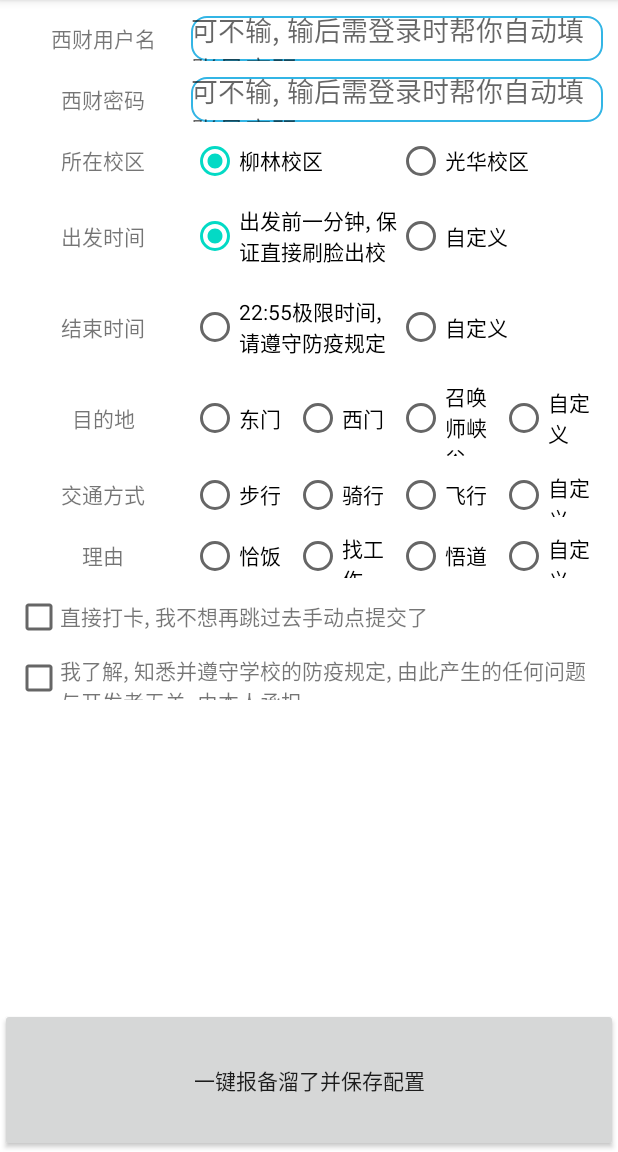
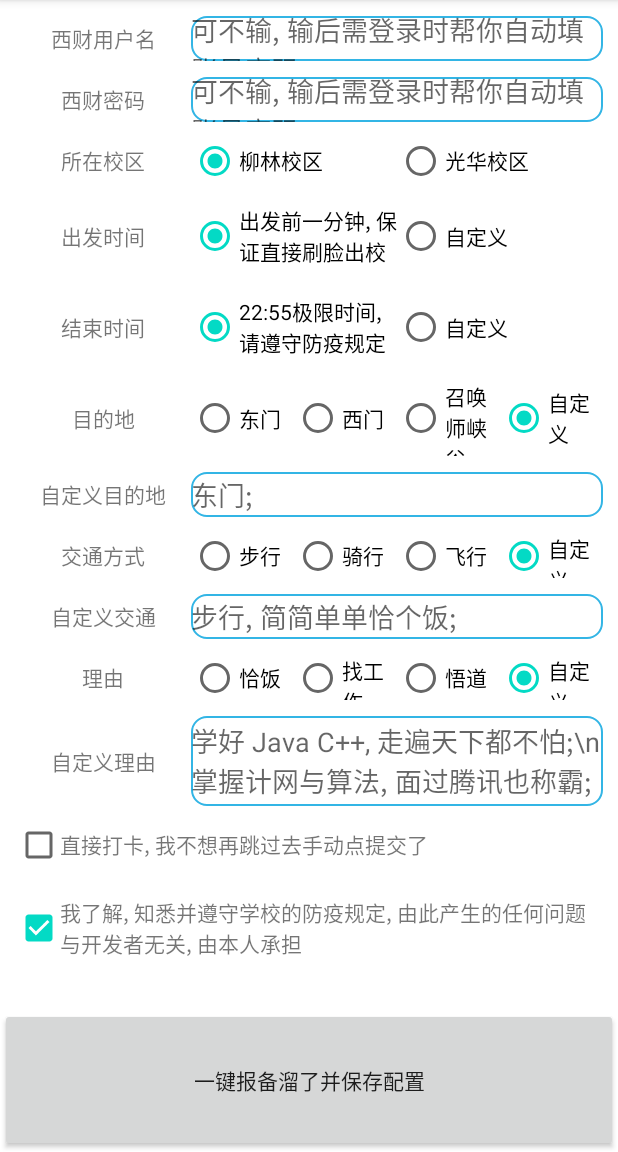
Before and after one commit to MilitaryIntelligence6/SWUFEAutoReportSystem, an Android app: the screen it shows after launch (MainActivity), on a phone screen of 412 x 824 dp, the part 84-1236 px from its top. Run offline under Robolectric (Android 15) with nearby library versions, the phone set to English and light mode, and no system bars; our stand-ins replace data binding; libraries missing offline, so code that uses them is left out: com.xuexiang.xui; 1 statement that could not run was skipped.

Commit message:
优化逻辑;

```diff
--- a/app/src/main/java/cn/misection/autoreport/ui/activity/MainActivity.java
+++ b/app/src/main/java/cn/misection/autoreport/ui/activity/MainActivity.java
@@ -5,7 +5,9 @@ import android.os.Bundle;
 import android.text.Editable;
 import android.text.TextWatcher;
 import android.view.View;
+import android.widget.CompoundButton;
 import android.widget.RadioGroup;
+import android.widget.TimePicker;
 
 import androidx.appcompat.app.AppCompatActivity;
 import androidx.databinding.DataBindingUtil;
@@ -20,6 +22,7 @@ import cn.misection.autoreport.entity.ReportInfo;
 import cn.misection.autoreport.entity.SwufeUser;
 import cn.misection.autoreport.util.stringutil.StringUtil;
 import cn.misection.autoreport.util.timeutil.HourMinuteUnit;
+import cn.misection.autoreport.util.uiutil.VisibilityChecker;
 
 /**
  * @author Administrator
@@ -63,7 +66,7 @@ public class MainActivity extends AppCompatActivity {
     private void initUI() {
         initStartTimePicker();
         initEndTimePicker();
-        initRadioButtonState();
+        initCheckVisibility();
     }
 
     private void initData() {
@@ -81,9 +84,27 @@ public class MainActivity extends AppCompatActivity {
         flushEndTimePicker();
     }
 
-    private void initRadioButtonState() {
-        mBinding.campusLiulinRadioButton.setChecked(true);
-        mBinding.defaultStartTimeOneminagoRadioButton.setChecked(true);
+    private void initCheckVisibility() {
+        VisibilityChecker.check(
+                mBinding.customStartTimeLayout,
+                mBinding.startTimeShowCustomRadioButton
+        );
+        VisibilityChecker.check(
+                mBinding.customEndTimeLayout,
+                mBinding.endTimeShowCustomRadioButton
+        );
+        VisibilityChecker.check(
+                mBinding.customDestinationLayout,
+                mBinding.destinationShowCustomRadioButton
+        );
+        VisibilityChecker.check(
+                mBinding.customTransportationLayout,
+                mBinding.transportationShowCustomRadioButton
+        );
+        VisibilityChecker.check(
+                mBinding.customReasonLayout,
+                mBinding.reasonShowCustomRadioButton
+        );
     }
 
     private void initActionListener() {
@@ -124,7 +145,7 @@ public class MainActivity extends AppCompatActivity {
         );
 
         mBinding.campusRadioGroup.setOnCheckedChangeListener(
-                (group, checkedId) -> {
+                (RadioGroup group, int checkedId) -> {
                     switch (checkedId) {
                         case R.id.campus_liulin_radio_button:
                             mReportInfo.setCampus(Campus.LIU_LIN);
@@ -139,56 +160,42 @@ public class MainActivity extends AppCompatActivity {
         );
 
         mBinding.startTimeRadioGroup.setOnCheckedChangeListener(
-                (group, checkedId) -> {
+                (RadioGroup group, int checkedId) -> {
                     mReportInfo.setStartTime(HourMinuteUnit.timePrevMinutesUnit(1).toFormatString());
-                    switch (checkedId) {
-                        case R.id.default_start_time_oneminago_radio_button:
-                            mBinding.customStartTimeLayout.setVisibility(View.GONE);
-                            break;
-                        case R.id.start_time_show_custom_radio_button:
-                            mBinding.customStartTimeLayout.setVisibility(View.VISIBLE);
-                            break;
-                        default:
-                            break;
-                    }
+                    VisibilityChecker.check(
+                            mBinding.customStartTimeLayout,
+                            mBinding.startTimeShowCustomRadioButton
+                    );
                 }
         );
 
-        mBinding.endTimeRadioGroup.setOnCheckedChangeListener(new RadioGroup.OnCheckedChangeListener() {
-            @Override
-            public void onCheckedChanged(RadioGroup group, int checkedId) {
+        mBinding.endTimeRadioGroup.setOnCheckedChangeListener(
+                (RadioGroup group, int checkedId) -> {
                     mReportInfo.setEndTime("22:55");
-                switch (checkedId) {
-                    case R.id.default_end_time_2255_radio_button:
-                        mBinding.customEndTimeLayout.setVisibility(View.GONE);
-                        break;
-                    case R.id.end_time_show_custom_radio_button:
-                        mBinding.customEndTimeLayout.setVisibility(View.VISIBLE);
-                        break;
-                    default:
-                        break;
-                }
-            }
+                    VisibilityChecker.check(
+                            mBinding.customEndTimeLayout,
+                            mBinding.endTimeShowCustomRadioButton
+                    );
                 });
 
         mBinding.destinationRadioGroup.setOnCheckedChangeListener(
-                (group, checkedId) -> {
+                (RadioGroup group, int checkedId) -> {
+                    VisibilityChecker.check(
+                            mBinding.customDestinationLayout,
+                            mBinding.destinationShowCustomRadioButton
+                    );
                     switch (checkedId) {
                         case R.id.default_destination_east_radio_button:
                             mReportInfo.setDestination(String.valueOf(mBinding.defaultDestinationEastRadioButton.getText()));
-                            mBinding.customDestinationLayout.setVisibility(View.GONE);
                             break;
                         case R.id.default_destination_west_radio_button:
                             mReportInfo.setDestination(String.valueOf(mBinding.defaultDestinationWestRadioButton.getText()));
-                            mBinding.customDestinationLayout.setVisibility(View.GONE);
                             break;
                         case R.id.default_destination_canyon_radio_button:
                             mReportInfo.setDestination(String.valueOf(mBinding.defaultDestinationCanyonRadioButton.getText()));
-                            mBinding.customDestinationLayout.setVisibility(View.GONE);
                             break;
                         case R.id.destination_show_custom_radio_button:
                             mReportInfo.setDestination(String.valueOf(mBinding.customDestinationEt.getText()));
-                            mBinding.customDestinationLayout.setVisibility(View.VISIBLE);
                             break;
                         default:
                             break;
@@ -197,23 +204,23 @@ public class MainActivity extends AppCompatActivity {
         );
 
         mBinding.transportationRadioGroup.setOnCheckedChangeListener(
-                (group, checkedId) -> {
+                (RadioGroup group, int checkedId) -> {
+                    VisibilityChecker.check(
+                            mBinding.customTransportationLayout,
+                            mBinding.transportationShowCustomRadioButton
+                    );
                     switch (checkedId) {
                         case R.id.default_transportation_walk_radio_button:
                             mReportInfo.setTransportation(String.valueOf(mBinding.defaultTransportationWalkRadioButton.getText()));
-                            mBinding.customTransportationLayout.setVisibility(View.GONE);
                             break;
                         case R.id.default_transportation_bike_radio_button:
                             mReportInfo.setTransportation(String.valueOf(mBinding.defaultTransportationBikeRadioButton.getText()));
-                            mBinding.customTransportationLayout.setVisibility(View.GONE);
                             break;
                         case R.id.default_transportation_fly_radio_button:
                             mReportInfo.setTransportation(String.valueOf(mBinding.defaultTransportationFlyRadioButton.getText()));
-                            mBinding.customTransportationLayout.setVisibility(View.GONE);
                             break;
                         case R.id.transportation_show_custom_radio_button:
                             mReportInfo.setTransportation(String.valueOf(mBinding.customTransportationEt.getText()));
-                            mBinding.customTransportationLayout.setVisibility(View.VISIBLE);
                             break;
                         default:
                             break;
@@ -221,40 +228,38 @@ public class MainActivity extends AppCompatActivity {
                 }
         );
 
-        mBinding.reasonRadioGroup.setOnCheckedChangeListener(new RadioGroup.OnCheckedChangeListener() {
-            @Override
-            public void onCheckedChanged(RadioGroup group, int checkedId) {
+        mBinding.reasonRadioGroup.setOnCheckedChangeListener(
+                (RadioGroup group, int checkedId) -> {
+                    VisibilityChecker.check(
+                            mBinding.customReasonLayout,
+                            mBinding.reasonShowCustomRadioButton
+                    );
                     switch (checkedId) {
                         case R.id.default_reason_eat_radio_button:
                             mReportInfo.setReason(String.valueOf(mBinding.defaultReasonEatRadioButton.getText()));
-                        mBinding.customReasonLayout.setVisibility(View.GONE);
                             break;
                         case R.id.default_reason_findjob_radio_button:
                             mReportInfo.setReason(String.valueOf(mBinding.defaultReasonFindjobRadioButton.getText()));
-                        mBinding.customReasonLayout.setVisibility(View.GONE);
                             break;
                         case R.id.default_reason_random_radio_button:
                             mReportInfo.setReason(String.valueOf(mBinding.defaultReasonRandomRadioButton.getText()));
-                        mBinding.customReasonLayout.setVisibility(View.GONE);
                             break;
                         case R.id.reason_show_custom_radio_button:
                             mReportInfo.setReason(String.valueOf(mBinding.customReasonEt.getText()));
-                        mBinding.customReasonLayout.setVisibility(View.VISIBLE);
                             break;
                         default:
                             break;
                     }
-            }
                 });
 
         mBinding.startTimePicker.setOnTimeChangedListener(
-                (view, hourOfDay, minute) -> {
+                (TimePicker view, int hourOfDay, int minute) -> {
                     mReportInfo.setStartTime(String.format("%02d:%02d", hourOfDay, minute));
                 }
         );
 
         mBinding.endTimePicker.setOnTimeChangedListener(
-                (view, hourOfDay, minute) -> {
+                (TimePicker view, int hourOfDay, int minute) -> {
                     mReportInfo.setEndTime(String.format("%02d:%02d", hourOfDay, minute));
                 }
         );
@@ -309,6 +314,10 @@ public class MainActivity extends AppCompatActivity {
                 mReportInfo.setReason(String.valueOf(s));
             }
         });
+
+        mBinding.lawRiskCheckBox.setOnCheckedChangeListener(
+                (CompoundButton buttonView, boolean isChecked) -> mBinding.submitButton.setEnabled(isChecked)
+        );
     }
 
     private void flushStartTimePicker() {
@@ -324,6 +333,11 @@ public class MainActivity extends AppCompatActivity {
     }
 
     public void onSubmitButtonClicked(View view) {
+        if (!mBinding.lawRiskCheckBox.isChecked()) {
+//            new AlertDialog.Builder()
+//                    .setTitle()
+            return;
+        }
         if (mReportInfo.getCampus() == null) {
             mReportInfo.setCampus(Campus.LIU_LIN);
         }
--- /dev/null
+++ b/app/src/main/java/cn/misection/autoreport/util/uiutil/VisibilityChecker.java
@@ -0,0 +1,26 @@
+package cn.misection.autoreport.util.uiutil;
+
+import android.view.View;
+import android.widget.RadioButton;
+
+/**
+ * @author Military Intelligence 6 root
+ * @version 1.0.0
+ * @ClassName VisibilityChecker
+ * @Description TODO
+ * @CreateTime 2021年09月09日 21:10:00
+ */
+public class VisibilityChecker {
+
+    private VisibilityChecker() {
+
+    }
+
+    public static void check(View showView, RadioButton checkActiveButton) {
+        showView.setVisibility(
+                checkActiveButton.isChecked()
+                        ? View.VISIBLE
+                        : View.GONE
+        );
+    }
+}
--- a/app/src/main/res/layout/activity_main.xml
+++ b/app/src/main/res/layout/activity_main.xml
@@ -115,6 +115,7 @@
                                 android:layout_width="0dp"
                                 android:layout_height="match_parent"
                                 android:layout_weight="0.5"
+                                android:checked="true"
                                 android:text="@string/campus_liulin" />
 
                         <androidx.appcompat.widget.AppCompatRadioButton
@@ -151,6 +152,7 @@
                                 android:layout_width="0dp"
                                 android:layout_height="match_parent"
                                 android:layout_weight="0.5"
+                                android:checked="true"
                                 android:text="@string/one_min_ago_start_literal" />
 
                         <androidx.appcompat.widget.AppCompatRadioButton
@@ -212,6 +214,7 @@
                                 android:layout_width="0dp"
                                 android:layout_height="match_parent"
                                 android:layout_weight="0.5"
+                                android:checked="true"
                                 android:text="@string/default_end_time_literal" />
 
                         <androidx.appcompat.widget.AppCompatRadioButton
@@ -294,6 +297,7 @@
                                 android:layout_width="0dp"
                                 android:layout_height="match_parent"
                                 android:layout_weight="0.25"
+                                android:checked="true"
                                 android:text="@string/custom_literal" />
                     </RadioGroup>
                 </androidx.appcompat.widget.LinearLayoutCompat>
@@ -370,6 +374,7 @@
                                 android:layout_width="0dp"
                                 android:layout_height="match_parent"
                                 android:layout_weight="0.25"
+                                android:checked="true"
                                 android:text="@string/custom_literal" />
                     </RadioGroup>
                 </androidx.appcompat.widget.LinearLayoutCompat>
@@ -426,27 +431,28 @@
                                 android:layout_width="0dp"
                                 android:layout_height="match_parent"
                                 android:layout_weight="0.25"
-                                android:text="恰饭" />
+                                android:text="@string/default_eat_literal" />
 
                         <androidx.appcompat.widget.AppCompatRadioButton
                                 android:id="@+id/default_reason_findjob_radio_button"
                                 android:layout_width="0dp"
                                 android:layout_height="match_parent"
                                 android:layout_weight="0.25"
-                                android:text="找工作" />
+                                android:text="@string/default_findjob_literal" />
 
                         <androidx.appcompat.widget.AppCompatRadioButton
                                 android:id="@+id/default_reason_random_radio_button"
                                 android:layout_width="0dp"
                                 android:layout_height="match_parent"
                                 android:layout_weight="0.25"
-                                android:text="悟道" />
+                                android:text="@string/default_study_lteral" />
 
                         <androidx.appcompat.widget.AppCompatRadioButton
                                 android:id="@+id/reason_show_custom_radio_button"
                                 android:layout_width="0dp"
                                 android:layout_height="match_parent"
                                 android:layout_weight="0.25"
+                                android:checked="true"
                                 android:text="@string/custom_literal" />
                     </RadioGroup>
                 </androidx.appcompat.widget.LinearLayoutCompat>
@@ -486,7 +492,8 @@
                     <androidx.appcompat.widget.AppCompatCheckBox
                             android:id="@+id/submit_directly_check_box"
                             android:layout_width="30dp"
-                            android:layout_height="30dp" />
+                            android:layout_height="30dp"
+                            android:layout_gravity="center"/>
 
                     <androidx.appcompat.widget.AppCompatTextView
                             android:layout_width="match_parent"
@@ -497,14 +504,16 @@
 
                 <androidx.appcompat.widget.LinearLayoutCompat
                         android:layout_width="match_parent"
-                        android:layout_height="30dp"
+                        android:layout_height="60dp"
                         android:layout_marginTop="5dp"
                         android:layout_marginBottom="5dp">
 
                     <androidx.appcompat.widget.AppCompatCheckBox
                             android:id="@+id/law_risk_check_box"
                             android:layout_width="30dp"
-                            android:layout_height="30dp" />
+                            android:layout_height="30dp"
+                            android:checked="true"
+                            android:layout_gravity="center"/>
 
                     <androidx.appcompat.widget.AppCompatTextView
                             android:layout_width="match_parent"
@@ -523,6 +532,7 @@
                 android:layout_height="0dp"
                 android:layout_weight="0.125"
                 android:onClick="onSubmitButtonClicked"
+                android:enabled="true"
                 android:text="@string/one_key_to_report"/>
 
     </androidx.appcompat.widget.LinearLayoutCompat>
--- a/app/src/main/res/values/strings.xml
+++ b/app/src/main/res/values/strings.xml
@@ -42,5 +42,8 @@
     <string name="transportation_literal">交通方式</string>
     <string name="reason_literal">理由</string>
     <string name="law_risk_declaration">我了解, 知悉并遵守学校的防疫规定, 由此产生的任何问题与开发者无关, 由本人承担</string>
+    <string name="default_eat_literal">恰饭</string>
+    <string name="default_findjob_literal">找工作</string>
+    <string name="default_study_lteral">悟道</string>
 
 </resources>
```
Lines whose indentation alone changed are shown as unchanged.
